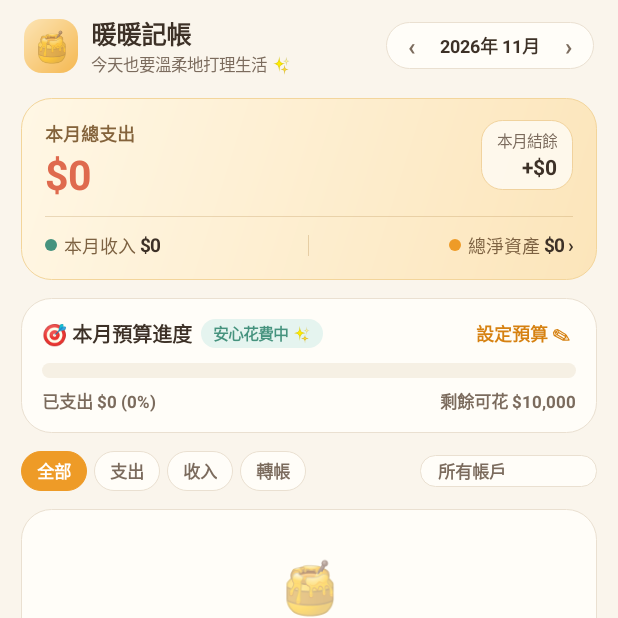
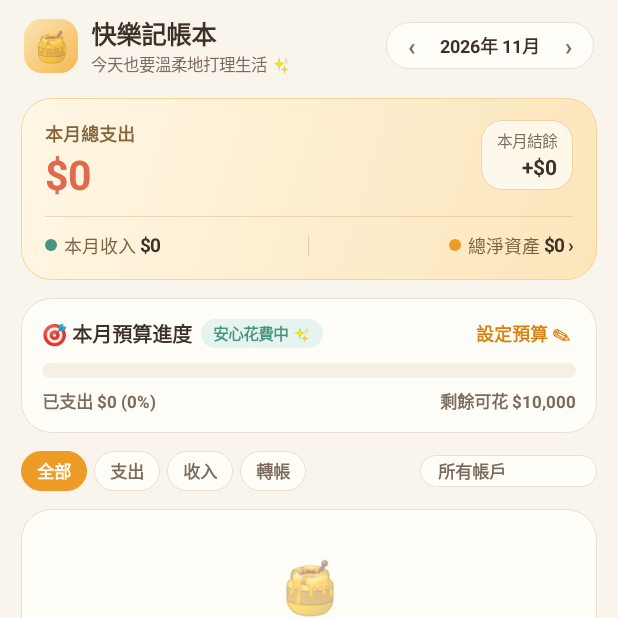
Before and after one commit to ZhaoHong04126/Mymoney, an Android app: the screen it shows after launch (MainActivity), on a phone screen of 412 x 824 dp, the top half of it. Run offline under Robolectric (Android 15) with nearby library versions, the phone set to English and light mode, and no system bars.

Commit message:
更新應用程式版本名稱至 1.1.0，修改相關文字描述，改善用戶體驗

```diff
--- a/app/build.gradle.kts
+++ b/app/build.gradle.kts
@@ -12,7 +12,7 @@ android {
         //noinspection EditedTargetSdkVersion
         targetSdk = 37
         versionCode = 1
-        versionName = "1.0.2"
+        versionName = "1.1.0"
     }
 
     buildTypes {
--- a/app/src/main/java/com/example/mymoney/MainActivity.kt
+++ b/app/src/main/java/com/example/mymoney/MainActivity.kt
@@ -333,7 +333,7 @@ class MainActivity : AppCompatActivity() {
             orientation = LinearLayout.VERTICAL
             setPadding(dp(9), 0, dp(6), 0)
             addView(TextView(this@MainActivity).apply {
-                text = "暖暖記帳"
+                text = "快樂記帳本"
                 textSize = 17f
                 setTypeface(null, Typeface.BOLD)
                 setTextColor(UiColors.TEXT_MAIN)
@@ -1170,7 +1170,7 @@ class MainActivity : AppCompatActivity() {
                 context = this@MainActivity,
                 onExportClick = {
                     pendingExportCsv = repo.exportToCsv()
-                    exportCsvLauncher.launch("暖暖記帳_備份資料_${currentYmString()}.csv")
+                    exportCsvLauncher.launch("快樂記帳本_備份資料_${currentYmString()}.csv")
                 },
                 onImportClick = {
                     importFileLauncher.launch(
--- a/app/src/main/java/com/example/mymoney/model/Models.kt
+++ b/app/src/main/java/com/example/mymoney/model/Models.kt
@@ -110,19 +110,16 @@ object AppDefaults {
         Category("exp_drink", "飲料咖啡", "☕"),
         Category("exp_transport", "交通通勤", "🚌"),
         Category("exp_shopping", "生活購物", "🛍️"),
-        Category("exp_grocery", "超市買菜", "🥬"),
         Category("exp_fun", "休閒娛樂", "🎬"),
         Category("exp_home", "居家房租", "🏠"),
         Category("exp_bills", "水電通訊", "💡"),
-        Category("exp_medical", "醫療保健", "💊"),
         Category("exp_other", "其他支出", "✨")
     )
 
     fun defaultIncomeCategories(): MutableList<Category> = mutableListOf(
         Category("inc_salary", "薪資收入", "💰"),
-        Category("inc_bonus", "獎金回饋", "🧧"),
         Category("inc_invest", "投資理財", "📈"),
-        Category("inc_part_time", "兼職接案", "💻"),
+        Category("inc_bonus", "獎金", "🧧"),
         Category("inc_other", "其他收入", "🌟")
     )
 
@@ -136,7 +133,7 @@ object AppDefaults {
             unlockedMonths = mutableListOf(),
             accounts = mutableListOf(
                 Account("acc_cash", "隨身現金", AccountType.CASH, "💵", 0L),
-                Account("acc_bank", "台新薪轉戶", AccountType.BANK, "🏦", 0L),
+                Account("acc_bank", "郵局帳戶", AccountType.BANK, "🏦", 0L),
                 Account("acc_digital_pay", "LINE Pay", AccountType.DIGITAL_PAY, "📱", 0L),
                 Account("acc_credit", "日常信用卡", AccountType.CREDIT, "💳", 0L)
             ),
--- a/app/src/main/java/com/example/mymoney/ui/BottomSheetDialogs.kt
+++ b/app/src/main/java/com/example/mymoney/ui/BottomSheetDialogs.kt
@@ -785,7 +785,7 @@ object BottomSheetDialogs {
             setTextColor(UiColors.TEXT_MAIN)
         })
         container.addView(TextView(context).apply {
-            text = "當支出接近或超過預算時，暖暖記帳會溫柔提醒您"
+            text = "當支出接近或超過預算時，系統會溫柔提醒您"
             textSize = 12f
             setTextColor(UiColors.TEXT_SECONDARY)
         }, LinearLayout.LayoutParams(
--- a/app/src/main/res/values/strings.xml
+++ b/app/src/main/res/values/strings.xml
@@ -1,6 +1,6 @@
 <?xml version="1.0" encoding="utf-8"?>
 <resources>
-    <string name="app_name">暖暖記帳</string>
+    <string name="app_name">生活記帳本</string>
     <string name="net_worth_title">淨資產總額 (NT$)</string>
     <string name="zero_currency">$0</string>
     <string name="month_label_format">%1$d年 %2$d月</string>
```
